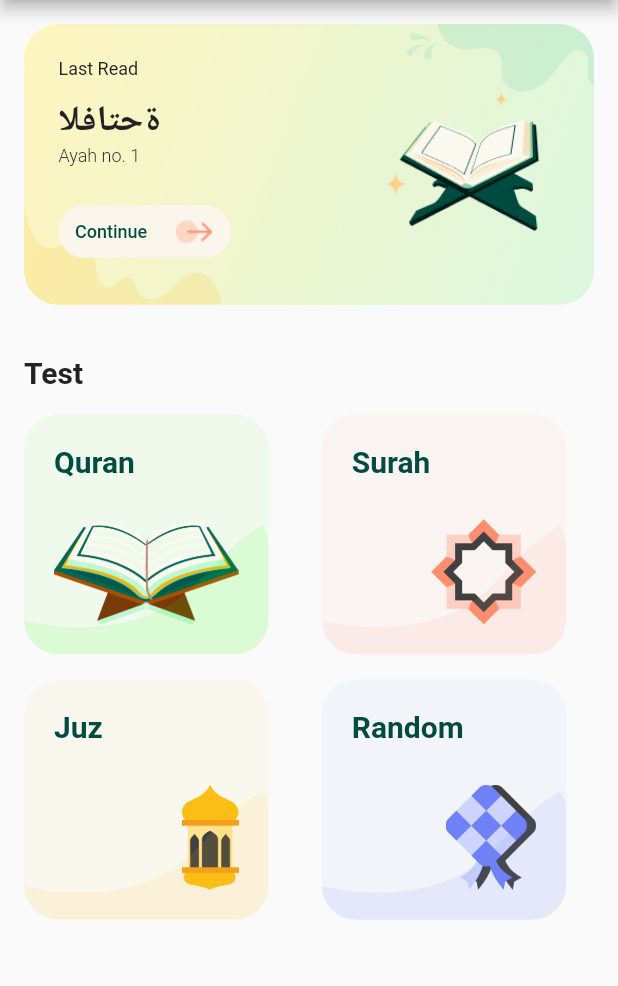
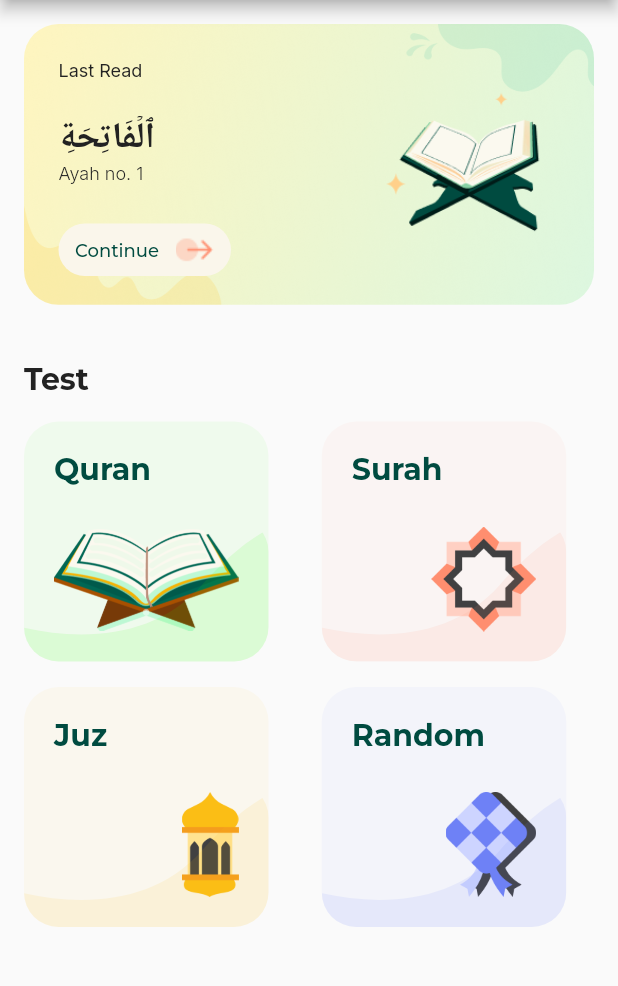
Before and after one commit to bynalab/hafiz_test, a Flutter app: the screen it shows after launch, on a phone screen of 412 x 824 dp, the part 84-1070 px from its top. Run offline on Flutter 3.47's test engine with Material 2 defaults, Android fonts, the phone set to English and light mode, and no system bars; our stand-ins replace audioplayers, flutter_animate, flutter_svg, google_fonts, shared_preferences, shimmer; Roboto replaces fonts that are missing (Amiri).

Commit message:
fixed main menu fonts

```diff
--- a/lib/main_menu.dart
+++ b/lib/main_menu.dart
@@ -1,5 +1,6 @@
 import 'package:flutter/material.dart';
 import 'package:flutter_svg/flutter_svg.dart';
+import 'package:google_fonts/google_fonts.dart';
 import 'package:hafiz_test/juz/juz_list_screen.dart';
 import 'package:hafiz_test/settings_dialog.dart';
 import 'package:hafiz_test/surah/surah_list_screen.dart';
@@ -78,28 +79,28 @@ class _MainMenu extends State<MainMenu> {
                         Column(
                           crossAxisAlignment: CrossAxisAlignment.start,
                           children: [
-                            const Text(
+                            Text(
                               'Last Read',
-                              style: TextStyle(
+                              style: GoogleFonts.inter(
                                 fontSize: 12,
-                                color: Color(0xFF222222),
+                                color: const Color(0xFF222222),
                               ),
                             ),
-                            const SizedBox(height: 11),
-                            const Text(
-                              'ةحتافلا',
-                              style: TextStyle(
+                            const SizedBox(height: 21),
+                            Text(
+                              'ٱلۡفَاتِحَةِ',
+                              style: GoogleFonts.amiri(
                                 fontSize: 24,
                                 fontWeight: FontWeight.bold,
-                                color: Color(0xFF222222),
+                                color: const Color(0xFF222222),
                               ),
                             ),
-                            const Text(
+                            Text(
                               'Ayah no. 1',
-                              style: TextStyle(
+                              style: GoogleFonts.inter(
                                 fontSize: 12,
                                 fontWeight: FontWeight.w300,
-                                color: Color(0xFF222222),
+                                color: const Color(0xFF222222),
                               ),
                             ),
                             const SizedBox(height: 26),
@@ -117,12 +118,12 @@ class _MainMenu extends State<MainMenu> {
                                 mainAxisAlignment:
                                     MainAxisAlignment.spaceBetween,
                                 children: [
-                                  const Text(
+                                  Text(
                                     'Continue',
-                                    style: TextStyle(
+                                    style: GoogleFonts.montserrat(
                                       fontSize: 12,
                                       fontWeight: FontWeight.w500,
-                                      color: Color(0xFF004B40),
+                                      color: const Color(0xFF004B40),
                                     ),
                                   ),
                                   Image.asset(
@@ -143,12 +144,12 @@ class _MainMenu extends State<MainMenu> {
                 ],
               ),
               const SizedBox(height: 34),
-              const Text(
+              Text(
                 'Test',
-                style: TextStyle(
+                style: GoogleFonts.montserrat(
                   fontSize: 20,
                   fontWeight: FontWeight.bold,
-                  color: Color(0xFF222222),
+                  color: const Color(0xFF222222),
                 ),
               ),
               const SizedBox(height: 16),
--- a/lib/widget/test_menu_card.dart
+++ b/lib/widget/test_menu_card.dart
@@ -1,5 +1,6 @@
 import 'package:flutter/material.dart';
 import 'package:flutter_svg/flutter_svg.dart';
+import 'package:google_fonts/google_fonts.dart';
 
 class TestMenuCard extends StatelessWidget {
   final String title;
@@ -36,10 +37,10 @@ class TestMenuCard extends StatelessWidget {
                 children: [
                   Text(
                     title,
-                    style: const TextStyle(
+                    style: GoogleFonts.montserrat(
                       fontSize: 20,
                       fontWeight: FontWeight.bold,
-                      color: Color(0xFF004B40),
+                      color: const Color(0xFF004B40),
                     ),
                   ),
                   Align(
```
